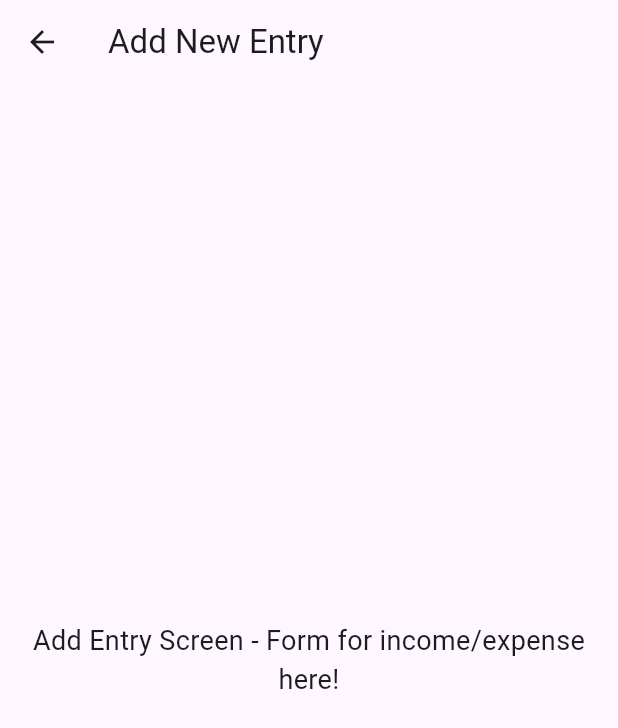
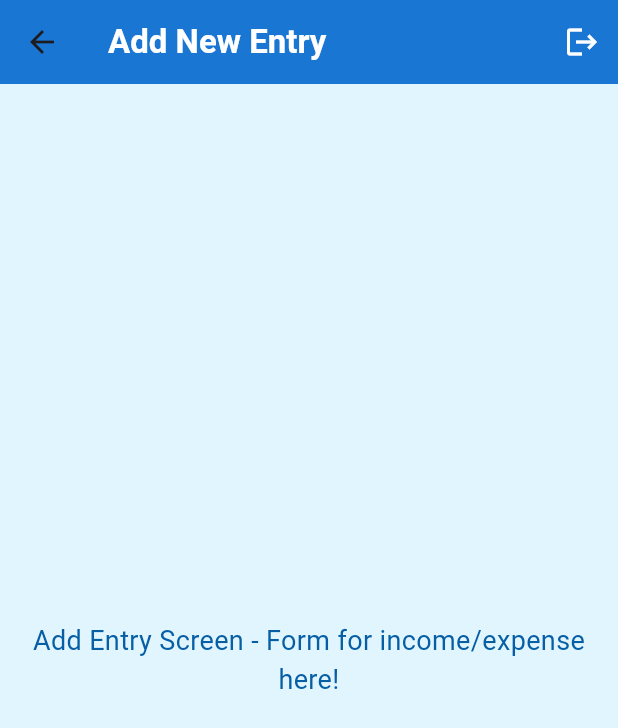
Before and after one commit to blopez024/pocket_book, a Flutter app: the AddEntryScreen screen opened directly, on a phone screen of 412 x 824 dp. Shown: the top 728 px of the screen. Run offline on Flutter 3.47's test engine with Material 3 defaults, Android fonts, the phone set to English and light mode, and no system bars; our stand-ins replace firebase_auth, firebase_core; accounts and stored records are empty.

Commit message:
add color / style schema to new screens: add entry, history, home

```diff
--- a/lib/add_entry_screen.dart
+++ b/lib/add_entry_screen.dart
@@ -1,19 +1,42 @@
 import 'package:flutter/material.dart';
+import 'package:firebase_auth/firebase_auth.dart'; // Required for sign out
 
 class AddEntryScreen extends StatelessWidget {
   const AddEntryScreen({super.key});
 
+  Future<void> _signOut(BuildContext context) async {
+    await FirebaseAuth.instance.signOut();
+    // Navigate to login screen and remove all previous routes
+    Navigator.of(context).pushNamedAndRemoveUntil('/login', (Route<dynamic> route) => false);
+  }
+
   @override
   Widget build(BuildContext context) {
     return Scaffold(
+      backgroundColor: Colors.lightBlue[50], // Consistent background color
       appBar: AppBar(
-        title: const Text('Add New Entry'),
+        title: const Text(
+          'Add New Entry',
+          style: TextStyle(color: Colors.white, fontWeight: FontWeight.bold),
+        ),
+        backgroundColor: Colors.blue[700], // Consistent AppBar color
+        elevation: 0, // Optional: for a flatter look
+        actions: [
+          IconButton(
+            icon: const Icon(Icons.logout, color: Colors.white),
+            tooltip: 'Sign Out',
+            onPressed: () => _signOut(context),
+          ),
+        ],
       ),
       body: const Center(
-        child: Text(
-          'Add Entry Screen - Form for income/expense here!',
-          textAlign: TextAlign.center,
-          style: TextStyle(fontSize: 18),
+        child: Padding(
+          padding: EdgeInsets.all(16.0),
+          child: Text(
+            'Add Entry Screen - Form for income/expense here!',
+            textAlign: TextAlign.center,
+            style: TextStyle(fontSize: 18, color: Color.fromARGB(255, 6, 94, 165)),
+          ),
         ),
       ),
     );
```
Also changed, not shown: lib/history_screen.dart (+28 -5 lines), lib/overview_screen.dart (+28 -5 lines).
